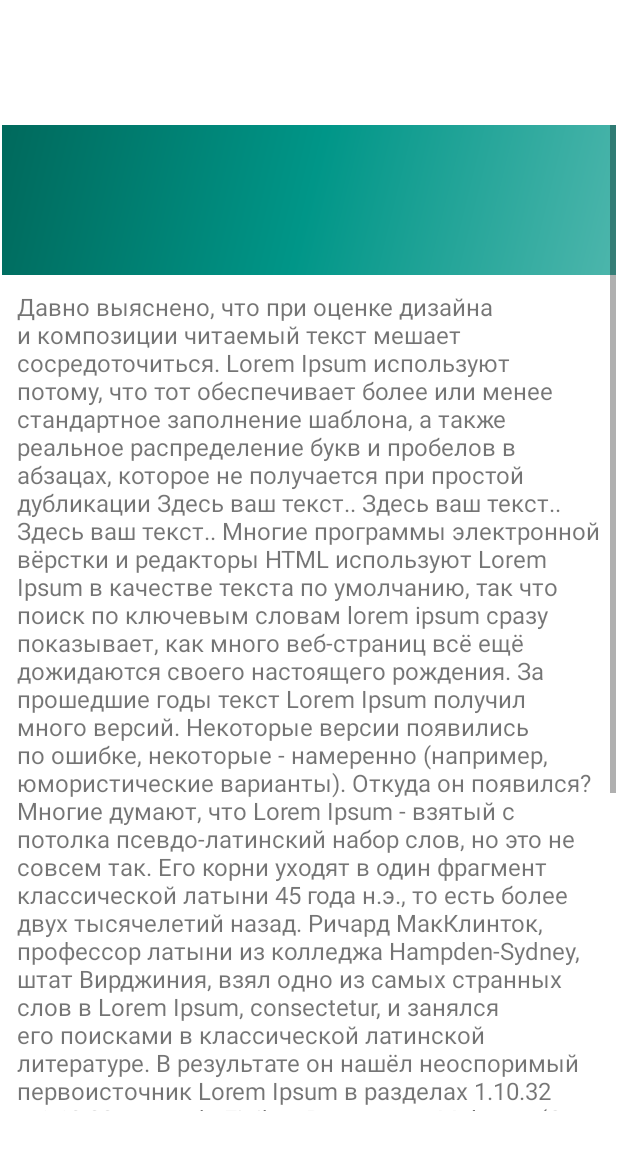
After one commit to chigov2/FisherBook, an Android app: the Text_Content_Activity screen opened directly, with no data from a screen before it, on a phone screen of 412 x 824 dp. The commit adds this screen. Shown: the top 1150 px of the screen. Run offline under Robolectric (Android 15) with nearby library versions, the phone set to English and light mode, and no system bars.

Commit message:
почти правильно text_content

```diff
--- a/app/src/main/AndroidManifest.xml
+++ b/app/src/main/AndroidManifest.xml
@@ -19,6 +19,7 @@
                 <category android:name="android.intent.category.LAUNCHER" />
             </intent-filter>
         </activity>
+        <activity android:name=".Text_Content_Activity" />
     </application>
 
 </manifest>
--- a/app/src/main/java/techmarket/uno/fisherbook/MainActivity.java
+++ b/app/src/main/java/techmarket/uno/fisherbook/MainActivity.java
@@ -1,9 +1,11 @@
 package techmarket.uno.fisherbook;
 
+import android.content.Intent;
 import android.os.Bundle;
 import android.view.MenuItem;
 import android.view.Menu;
 import android.view.View;
+import android.widget.AdapterView;
 import android.widget.ArrayAdapter;
 import android.widget.ImageView;
 import android.widget.ListView;
@@ -68,6 +70,7 @@ public class MainActivity extends AppCompatActivity implements NavigationView.On
             }
         });
 
+
         img2.setOnClickListener(new View.OnClickListener() {
             @Override
             public void onClick(View v) {
@@ -75,7 +78,7 @@ public class MainActivity extends AppCompatActivity implements NavigationView.On
                 //drawer.openDrawer(GravityCompat.START);
             }
         });
-//урок 4-4 10.57 time code
+            //урок 4-4 10.57 time code
         textBar.setText(getText(R.string.fish));
         textBar.setOnClickListener(new View.OnClickListener() {
             @Override
@@ -85,7 +88,6 @@ public class MainActivity extends AppCompatActivity implements NavigationView.On
         });
 
 
-
         //DrawerLayout drawer = binding.drawerLayout;
         drawer  =findViewById(R.id.drawer_layout);
         //DrawerLayout drawer  =findViewById(R.id.drawer_layout);
@@ -93,7 +95,17 @@ public class MainActivity extends AppCompatActivity implements NavigationView.On
         navigationView.setNavigationItemSelectedListener(this);
 
 
+        //слушатель меню создается здесь!!!
+        list1.setOnItemClickListener(new AdapterView.OnItemClickListener() {
+            @Override
+            public void onItemClick(AdapterView<?> parent, View view, int position, long id) {
+                Intent intent = new Intent(MainActivity.this,Text_Content_Activity.class);//создаем сообщение о переходе на другое окно
+                startActivity(intent);
+            }
+        });
+
     }
+
 
        @Override// создание бокового меню drawer
     public boolean onCreateOptionsMenu(Menu menu) {
--- /dev/null
+++ b/app/src/main/java/techmarket/uno/fisherbook/Text_Content_Activity.java
@@ -0,0 +1,18 @@
+package techmarket.uno.fisherbook;
+
+
+import android.os.Bundle;
+import android.os.PersistableBundle;
+
+import androidx.annotation.Nullable;
+import androidx.appcompat.app.AppCompatActivity;//пришлось добавлять вручную
+
+//////, @Nullable PersistableBundle persistentState)////////////////////важно удалить
+//////  , persistentState
+public class Text_Content_Activity extends AppCompatActivity {
+    @Override
+    public void onCreate(@Nullable Bundle savedInstanceState) {
+        super.onCreate(savedInstanceState);
+        setContentView(R.layout.text_content);
+    }
+}
--- a/app/src/main/res/layout/nav_header_main.xml
+++ b/app/src/main/res/layout/nav_header_main.xml
@@ -2,9 +2,9 @@
 <LinearLayout xmlns:android="http://schemas.android.com/apk/res/android"
     xmlns:app="http://schemas.android.com/apk/res-auto"
     android:layout_width="match_parent"
-    android:layout_height="@dimen/nav_header_height"
+    android:layout_height="wrap_content"
     android:background="@color/design_default_color_primary_dark"
-    android:gravity="bottom"
+    android:gravity="top"
     android:orientation="vertical"
     android:paddingLeft="@dimen/activity_horizontal_margin"
     android:paddingTop="@dimen/activity_vertical_margin"
--- a/app/src/main/res/layout/text_content.xml
+++ b/app/src/main/res/layout/text_content.xml
@@ -16,6 +16,36 @@
         <LinearLayout
             android:layout_width="match_parent"
             android:layout_height="match_parent"
-            android:orientation="vertical" />
+            android:orientation="vertical" >
+
+            <LinearLayout
+                android:layout_width="match_parent"
+                android:layout_height="100dp"
+                android:background="@drawable/side_nav_bar"
+                android:orientation="horizontal">
+
+                <ImageView
+                    android:id="@+id/imageView2"
+                    android:layout_width="wrap_content"
+                    android:layout_height="wrap_content"
+                    android:layout_weight="1"
+                    tools:srcCompat="@tools:sample/avatars" />
+            </LinearLayout>
+
+            <TextView
+                android:id="@+id/textMainContent"
+                android:layout_width="match_parent"
+                android:layout_height="match_parent"
+                android:layout_margin="10dp"
+                android:text="@string/fish1"
+                android:textSize="16sp" />
+
+            <LinearLayout
+                android:layout_width="match_parent"
+                android:layout_height="100dp"
+                android:background="@drawable/side_nav_bar"
+                android:orientation="horizontal"></LinearLayout>
+
+        </LinearLayout>
     </ScrollView>
 </androidx.constraintlayout.widget.ConstraintLayout>
--- a/app/src/main/res/values/dimens.xml
+++ b/app/src/main/res/values/dimens.xml
@@ -1,7 +1,7 @@
 <resources>
     <!-- Default screen margins, per the Android Design guidelines. -->
     <dimen name="activity_horizontal_margin">16dp</dimen>
-    <dimen name="activity_vertical_margin">16dp</dimen>
+    <dimen name="activity_vertical_margin">0dp</dimen>
     <dimen name="nav_header_vertical_spacing">8dp</dimen>
     <dimen name="nav_header_height">176dp</dimen>
     <dimen name="fab_margin">16dp</dimen>
--- a/app/src/main/res/values/strings.xml
+++ b/app/src/main/res/values/strings.xml
@@ -13,5 +13,26 @@
     <string name="pri">Прикормка</string>
     <string name="raz">Разное</string>
     <string name="spacer"></string>
+    <string name="fish1">Давно выяснено, что при оценке дизайна и композиции читаемый текст мешает сосредоточиться.
+        Lorem Ipsum используют потому, что тот обеспечивает более или менее стандартное заполнение шаблона,
+        а также реальное распределение букв и пробелов в абзацах, которое не получается при простой дубликации
+        "Здесь ваш текст.. Здесь ваш текст.. Здесь ваш текст.."
+        Многие программы электронной вёрстки и редакторы HTML используют Lorem Ipsum в
+        качестве текста по умолчанию, так что поиск по ключевым словам "lorem ipsum" сразу показывает,
+        как много веб-страниц всё ещё дожидаются своего настоящего рождения.
+        За прошедшие годы текст Lorem Ipsum получил много версий.
+        Некоторые версии появились по ошибке, некоторые - намеренно (например, юмористические варианты).
+Откуда он появился? Многие думают, что Lorem Ipsum - взятый с потолка псевдо-латинский набор слов,
+        но это не совсем так. Его корни уходят в один фрагмент классической латыни 45 года н.э., то есть более двух тысячелетий назад.
+        Ричард МакКлинток, профессор латыни из колледжа Hampden-Sydney, штат Вирджиния, взял одно из самых странных слов в Lorem Ipsum,
+        "consectetur", и занялся его поисками в классической латинской литературе. В результате он нашёл неоспоримый первоисточник
+        Lorem Ipsum в разделах 1.10.32 и 1.10.33 книги "de Finibus Bonorum et Malorum" ("О пределах добра и зла"), написанной Цицероном в 45 году н.э.
+        Этот трактат по теории этики был очень популярен в эпоху Возрождения.
+        Первая строка Lorem Ipsum, "Lorem ipsum dolor sit amet..", происходит от одной из строк в разделе 1.10.32
+        Классический текст Lorem Ipsum, используемый с XVI века, приведён ниже. Также даны разделы 1.10.32 и 1.10.33 "de Finibus Bonorum et Malorum"
+        Цицерона и их английский перевод, сделанный H. Rackham, 1914 год.
+
+
+    </string>
 
 </resources>
```
